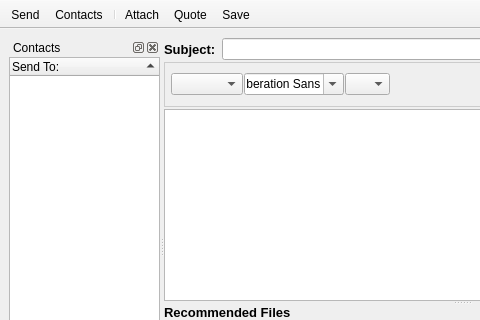
RetroShare/RetroShare, file retroshare-gui/src/gui/msgs/ChanMsgDialog.ui: the form before one commit; both pictures show x 0 to 480 and y 0 to 320 of the 769 by 485 pixel window.
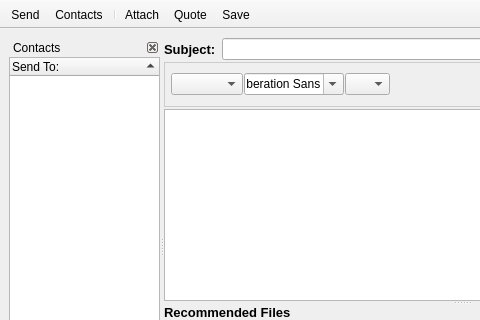
The form after the commit. Icons and pictures are not drawn.

Commit message: Fixed Messages Compose->Contacts SideBar, now disabled DockWidgetMovable

Diff of the .ui file:
```diff
--- a/retroshare-gui/src/gui/msgs/ChanMsgDialog.ui
+++ b/retroshare-gui/src/gui/msgs/ChanMsgDialog.ui
@@ -56,6 +56,12 @@
          <height>0</height>
         </size>
        </property>
+       <property name="floating">
+        <bool>false</bool>
+       </property>
+       <property name="features">
+        <set>QDockWidget::DockWidgetClosable</set>
+       </property>
        <property name="windowTitle">
         <string>Contacts</string>
        </property>
```
